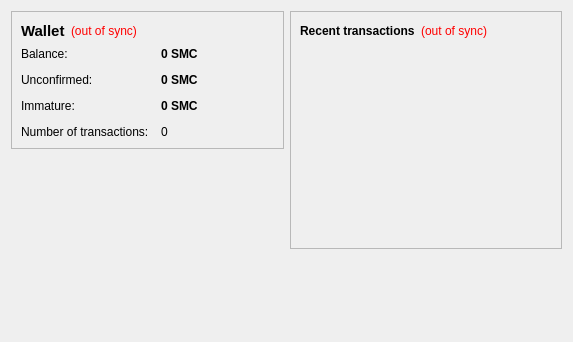
Above: src/qt/forms/overviewpage.ui from CannaCurrency/CannaCoin before the change. Below: the same form after it.
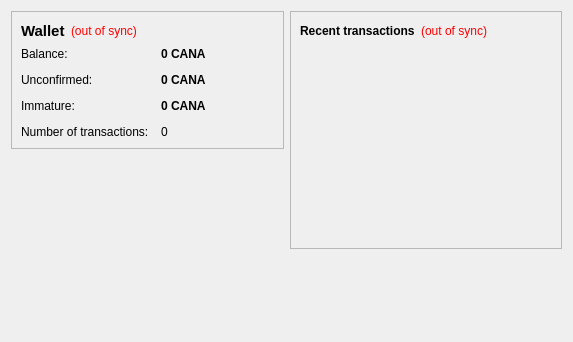
That is the form after the change.

What changed in the file:
```diff
--- a/src/qt/forms/overviewpage.ui
+++ b/src/qt/forms/overviewpage.ui
@@ -105,7 +105,7 @@
              <string>Your current balance</string>
             </property>
             <property name="text">
-             <string notr="true">0 SMC</string>
+             <string notr="true">0 CANA</string>
             </property>
             <property name="textInteractionFlags">
              <set>Qt::LinksAccessibleByMouse|Qt::TextSelectableByKeyboard|Qt::TextSelectableByMouse</set>
@@ -134,7 +134,7 @@
              <string>Total of transactions that have yet to be confirmed, and do not yet count toward the current balance</string>
             </property>
             <property name="text">
-             <string notr="true">0 SMC</string>
+             <string notr="true">0 CANA</string>
             </property>
             <property name="textInteractionFlags">
              <set>Qt::LinksAccessibleByMouse|Qt::TextSelectableByKeyboard|Qt::TextSelectableByMouse</set>
@@ -177,7 +177,7 @@
              <string>Mined balance that has not yet matured</string>
             </property>
             <property name="text">
-             <string notr="true">0 SMC</string>
+             <string notr="true">0 CANA</string>
             </property>
             <property name="textInteractionFlags">
              <set>Qt::LinksAccessibleByMouse|Qt::TextSelectableByKeyboard|Qt::TextSelectableByMouse</set>
```
Left out of the diff: 4 changed lines with no effect on the pictures.
